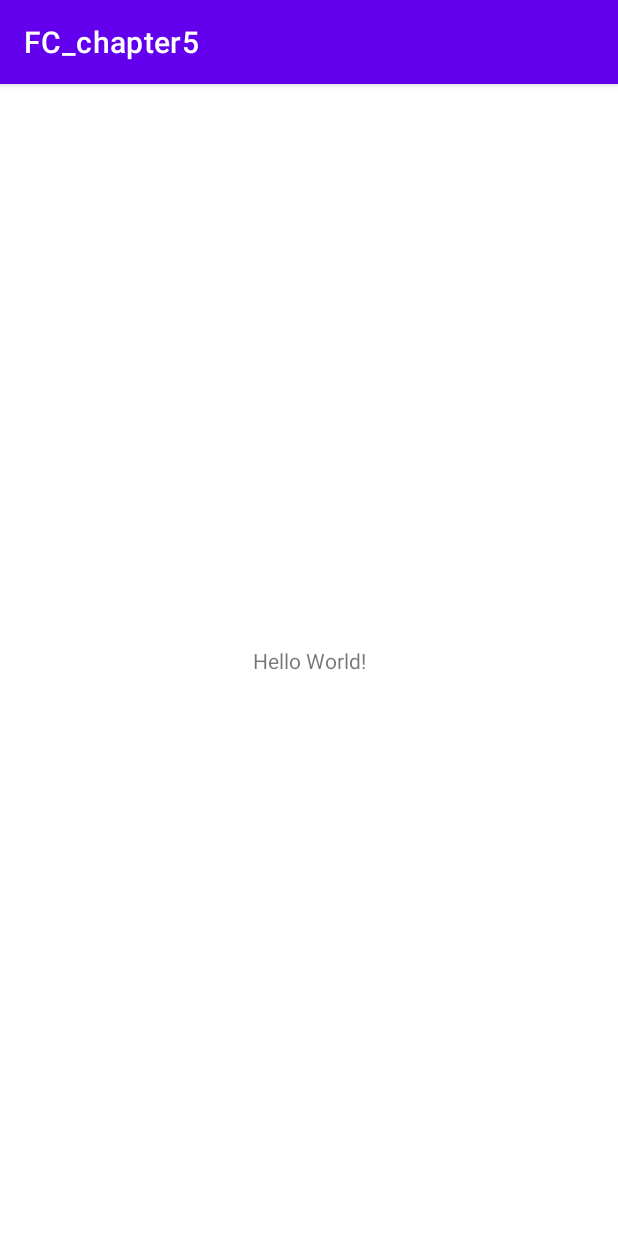
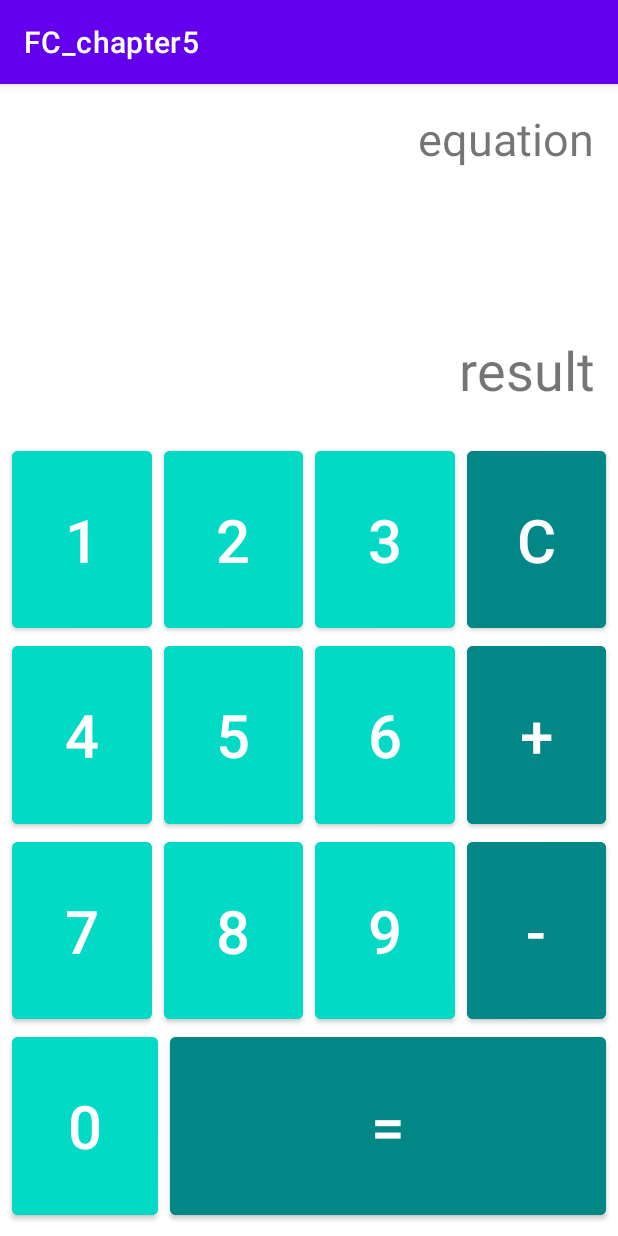
Before and after one commit to syb8200/CalculatorApp, an Android app: the screen it shows after launch (MainActivity), on a phone screen of 412 x 824 dp. Run offline under Robolectric (Android 15) with nearby library versions, the phone set to English and light mode, and no system bars.

Commit message:
계산기 UI 작성 (Flow 사용)

```diff
--- a/app/src/main/res/layout/activity_main.xml
+++ b/app/src/main/res/layout/activity_main.xml
@@ -7,12 +7,131 @@
     tools:context=".MainActivity">
 
     <TextView
-        android:layout_width="wrap_content"
-        android:layout_height="wrap_content"
-        android:text="Hello World!"
-        app:layout_constraintBottom_toBottomOf="parent"
+        android:id="@+id/equationTextView"
+        android:layout_width="0dp"
+        android:layout_height="0dp"
+        android:gravity="end"
+        android:padding="16dp"
+        android:text="equation"
+        android:textSize="30sp"
+        app:layout_constraintBottom_toTopOf="@+id/resultTextView"
         app:layout_constraintEnd_toEndOf="parent"
         app:layout_constraintStart_toStartOf="parent"
         app:layout_constraintTop_toTopOf="parent" />
 
+    <TextView
+        android:id="@+id/resultTextView"
+        android:layout_width="0dp"
+        android:layout_height="wrap_content"
+        android:gravity="end"
+        android:padding="16dp"
+        android:text="result"
+        android:textSize="36dp"
+        app:layout_constraintBottom_toTopOf="@id/keyPadFlow"
+        app:layout_constraintEnd_toEndOf="parent"
+        app:layout_constraintStart_toStartOf="parent" />
+
+
+    <androidx.constraintlayout.helper.widget.Flow
+        android:id="@+id/keyPadFlow"
+        android:layout_width="0dp"
+        android:layout_height="0dp"
+        android:padding="8dp"
+        app:constraint_referenced_ids="button1, button2, button3, buttonClear, button4, button5, button6, buttonPlus, button7, button8, button9, buttonMinus, button0, buttonEqual"
+        app:flow_horizontalGap="8dp"
+        app:flow_maxElementsWrap="4"
+        app:flow_wrapMode="chain"
+        app:layout_constraintBottom_toBottomOf="parent"
+        app:layout_constraintEnd_toEndOf="parent"
+        app:layout_constraintHeight_percent="0.7"
+        app:layout_constraintStart_toStartOf="parent"
+        app:layout_constraintTop_toTopOf="parent"
+        app:layout_constraintVertical_bias="1" />
+
+    <Button
+        android:id="@+id/button1"
+        style="@style/numberKeypad"
+        android:text="1"
+        tools:ignore="MissingConstraints" />
+
+    <Button
+        android:id="@+id/button2"
+        style="@style/numberKeypad"
+        android:text="2"
+        tools:ignore="MissingConstraints" />
+
+    <Button
+        android:id="@+id/button3"
+        style="@style/numberKeypad"
+        android:text="3"
+        tools:ignore="MissingConstraints" />
+
+    <Button
+        android:id="@+id/button4"
+        style="@style/numberKeypad"
+        android:text="4"
+        tools:ignore="MissingConstraints" />
+
+    <Button
+        android:id="@+id/button5"
+        style="@style/numberKeypad"
+        android:text="5"
+        tools:ignore="MissingConstraints" />
+
+    <Button
+        android:id="@+id/button6"
+        style="@style/numberKeypad"
+        android:text="6"
+        tools:ignore="MissingConstraints" />
+
+    <Button
+        android:id="@+id/button7"
+        style="@style/numberKeypad"
+        android:text="7"
+        tools:ignore="MissingConstraints" />
+
+    <Button
+        android:id="@+id/button8"
+        style="@style/numberKeypad"
+        android:text="8"
+        tools:ignore="MissingConstraints" />
+
+    <Button
+        android:id="@+id/button9"
+        style="@style/numberKeypad"
+        android:text="9"
+        tools:ignore="MissingConstraints" />
+
+    <Button
+        android:id="@+id/button0"
+        style="@style/numberKeypad"
+        android:text="0"
+        app:layout_constraintHorizontal_weight="1"
+        tools:ignore="MissingConstraints" />
+
+    <Button
+        android:id="@+id/buttonEqual"
+        style="@style/operatorKeypad"
+        android:text="="
+        app:layout_constraintHorizontal_weight="3"
+        tools:ignore="MissingConstraints" />
+
+    <Button
+        android:id="@+id/buttonClear"
+        style="@style/operatorKeypad"
+        android:text="C"
+        tools:ignore="MissingConstraints" />
+
+    <Button
+        android:id="@+id/buttonPlus"
+        style="@style/operatorKeypad"
+        android:text="+"
+        tools:ignore="MissingConstraints" />
+
+    <Button
+        android:id="@+id/buttonMinus"
+        style="@style/operatorKeypad"
+        android:text="-"
+        tools:ignore="MissingConstraints" />
+
 </androidx.constraintlayout.widget.ConstraintLayout>
--- /dev/null
+++ b/app/src/main/res/values/styles.xml
@@ -0,0 +1,13 @@
+<?xml version="1.0" encoding="utf-8"?>
+<resources>
+    <style name="numberKeypad">
+        <item name="android:textSize">40sp</item>
+        <item name="android:layout_width">0dp</item>
+        <item name="android:layout_height">0dp</item>
+        <item name="android:backgroundTint">@color/teal_200</item>
+    </style>
+
+    <style name="operatorKeypad" parent="numberKeypad">
+        <item name="android:backgroundTint">@color/teal_700</item>
+    </style>
+</resources>
```
